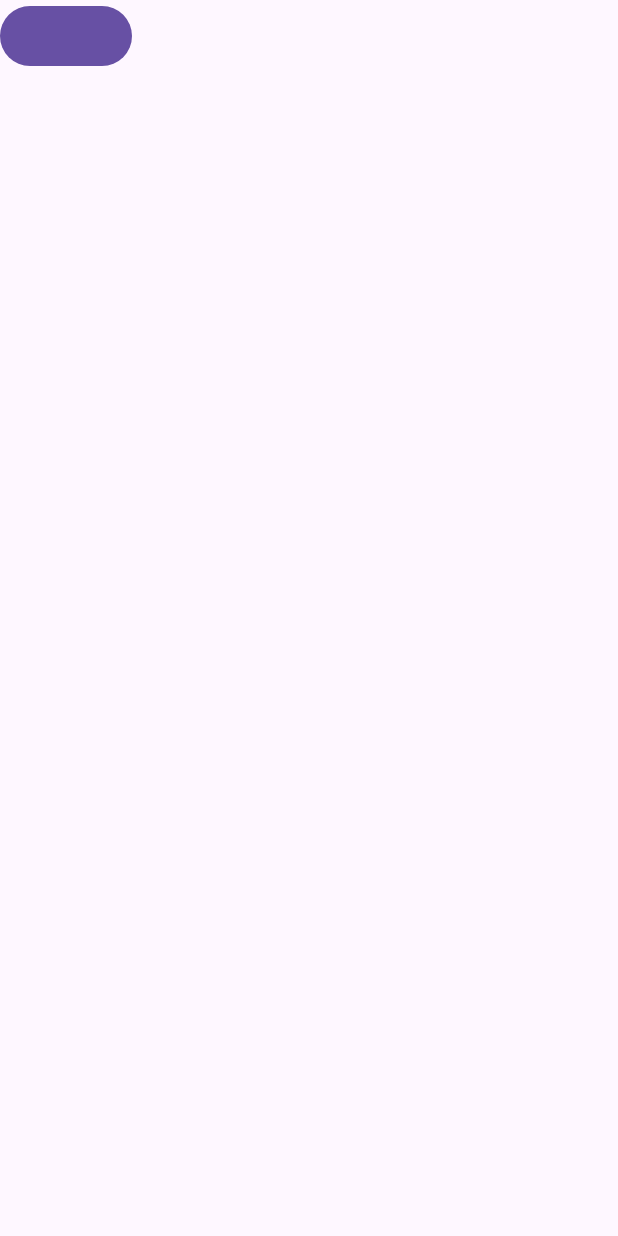
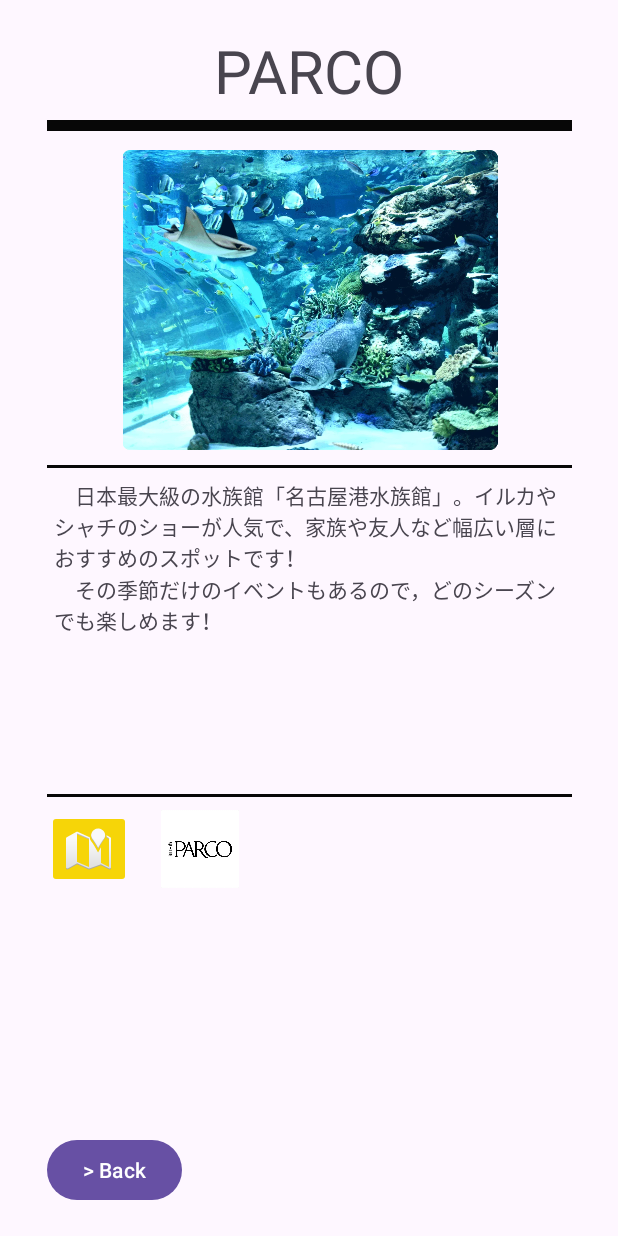
Before and after one commit to Heiro643/deraspots, an Android app: the MainActivity5 screen opened directly, with no data from a screen before it, on a phone screen of 412 x 824 dp. Run offline under Robolectric (Android 15) with nearby library versions, the phone set to English and light mode, and no system bars.

Commit message:
水族館のViewを画面4に合わせた形のレイアウトに整えました

```diff
--- a/app/src/main/AndroidManifest.xml
+++ b/app/src/main/AndroidManifest.xml
@@ -1,6 +1,7 @@
 <?xml version="1.0" encoding="utf-8"?>
 <manifest xmlns:android="http://schemas.android.com/apk/res/android"
     xmlns:tools="http://schemas.android.com/tools" >
+    <uses-permission android:name="android.permission.INTERNET" />
 
     <application
         android:allowBackup="true"
--- a/app/src/main/java/jp/ac/meijou/android/deraspots/MainActivity5.java
+++ b/app/src/main/java/jp/ac/meijou/android/deraspots/MainActivity5.java
@@ -1,6 +1,7 @@
 package jp.ac.meijou.android.deraspots;
 
 import android.content.Intent;
+import android.net.Uri;
 import android.os.Bundle;
 
 import androidx.activity.EdgeToEdge;
@@ -28,10 +29,23 @@ public class MainActivity5 extends AppCompatActivity {
         });
 
 
-        binding.to3from5Button.setOnClickListener(v -> {
+        binding.mapButton2.setOnClickListener(v -> {
+            Uri gmmIntentUri = Uri.parse("geo:35.1635,136.9086?q=名古屋港水族館");
+            Intent mapIntent = new Intent(Intent.ACTION_VIEW, gmmIntentUri);
+            mapIntent.setPackage("com.google.android.apps.maps");
+            startActivity(mapIntent);
+        });
+
+        binding.officialButton2.setOnClickListener(v -> {
+            var intent = new Intent();
+            intent.setAction(Intent.ACTION_VIEW);
+            intent.setData(Uri.parse("https://nagoyaaqua.jp/"));
+            startActivity(intent);
+        });
+
+        binding.backButton2.setOnClickListener(v -> {
             var intent = new Intent(this, MainActivity3.class);
             startActivity(intent);
         });
-
     }//
 }
--- a/app/src/main/res/layout/activity_main5.xml
+++ b/app/src/main/res/layout/activity_main5.xml
@@ -6,11 +6,101 @@
     android:layout_width="match_parent"
     android:layout_height="match_parent"
     tools:context=".MainActivity5">
-    <Button
-        android:id="@+id/to3from5Button"
+    <TextView
+        android:id="@+id/textView22"
         android:layout_width="wrap_content"
         android:layout_height="wrap_content"
+        android:layout_marginTop="20dp"
+        android:text="PARCO"
+        android:textSize="40dp"
+        app:layout_constraintTop_toTopOf="parent"
+        app:layout_constraintEnd_toEndOf="parent"
+        app:layout_constraintStart_toStartOf="parent" />
+
+    <LinearLayout
+        android:id="@+id/blackBar2"
+        android:layout_width="350dp"
+        android:layout_height="7dp"
+        android:layout_marginTop="60dp"
+        android:background="#070707"
+        android:orientation="vertical"
+        app:layout_constraintEnd_toEndOf="parent"
         app:layout_constraintStart_toStartOf="parent"
-        app:layout_constraintTop_toTopOf="parent"/>
+        app:layout_constraintTop_toTopOf="@id/textView22" />
+
+    <ImageView
+        android:id="@+id/nagoyaImage"
+        android:layout_width="345dp"
+        android:layout_height="200dp"
+        android:scaleType="fitCenter"
+        android:layout_marginTop="20dp"
+        android:src="@drawable/fish_photo"
+        app:layout_constraintTop_toTopOf="@id/blackBar2"
+        app:layout_constraintEnd_toEndOf="@id/blackBar2"
+        app:layout_constraintStart_toStartOf="@id/blackBar2"/>
+
+    <LinearLayout
+        android:id="@+id/blackBar22"
+        android:layout_width="350dp"
+        android:layout_height="2dp"
+        android:background="#070707"
+        android:orientation="vertical"
+        android:layout_marginTop="10dp"
+        app:layout_constraintEnd_toEndOf="parent"
+        app:layout_constraintStart_toStartOf="parent"
+        app:layout_constraintTop_toBottomOf="@id/nagoyaImage" />
+
+    <TextView
+        android:id="@+id/textView32"
+        android:layout_width="345dp"
+        android:layout_height="200dp"
+        android:layout_marginTop="20dp"
+        android:text="　日本最大級の水族館「名古屋港水族館」。イルカやシャチのショーが人気で、家族や友人など幅広い層におすすめのスポットです！\n　その季節だけのイベントもあるので，どのシーズンでも楽しめます！"
+        app:layout_constraintEnd_toEndOf="@id/blackBar2"
+        app:layout_constraintHorizontal_bias="1.0"
+        app:layout_constraintStart_toStartOf="@id/nagoyaImage"
+        app:layout_constraintTop_toBottomOf="@id/nagoyaImage" />
+
+    <LinearLayout
+        android:id="@+id/blackBar32"
+        android:layout_width="350dp"
+        android:layout_height="2dp"
+        android:background="#070707"
+        android:orientation="vertical"
+        app:layout_constraintEnd_toEndOf="parent"
+        app:layout_constraintStart_toStartOf="parent"
+        app:layout_constraintTop_toBottomOf="@id/textView32"
+        app:layout_constraintBottom_toTopOf="@id/mapButton2"/>
+
+    <ImageButton
+        android:id="@+id/mapButton2"
+        android:layout_width="wrap_content"
+        android:layout_height="wrap_content"
+        android:backgroundTint="#F6D508"
+        android:layout_marginTop="20dp"
+        app:srcCompat="@android:drawable/ic_dialog_map"
+        app:layout_constraintStart_toStartOf="@id/blackBar2"
+        app:layout_constraintTop_toBottomOf="@id/textView32"/>
+
+    <ImageButton
+        android:id="@+id/officialButton2"
+        android:layout_width="53dp"
+        android:layout_height="52dp"
+        android:layout_marginStart="20dp"
+        android:layout_marginTop="20dp"
+        app:layout_constraintStart_toEndOf="@id/mapButton2"
+        app:layout_constraintTop_toBottomOf="@id/textView32"
+        app:srcCompat="@drawable/parco_logo"
+        android:scaleType="fitStart"
+        android:background="@android:color/transparent"/>
+
+    <Button
+        android:id="@+id/backButton2"
+        android:layout_width="wrap_content"
+        android:layout_height="wrap_content"
+        android:text="> Back"
+        android:layout_marginBottom="20dp"
+        app:layout_constraintStart_toStartOf="@id/blackBar2"
+        app:layout_constraintBottom_toBottomOf="parent"/>
 
 </androidx.constraintlayout.widget.ConstraintLayout>
```
